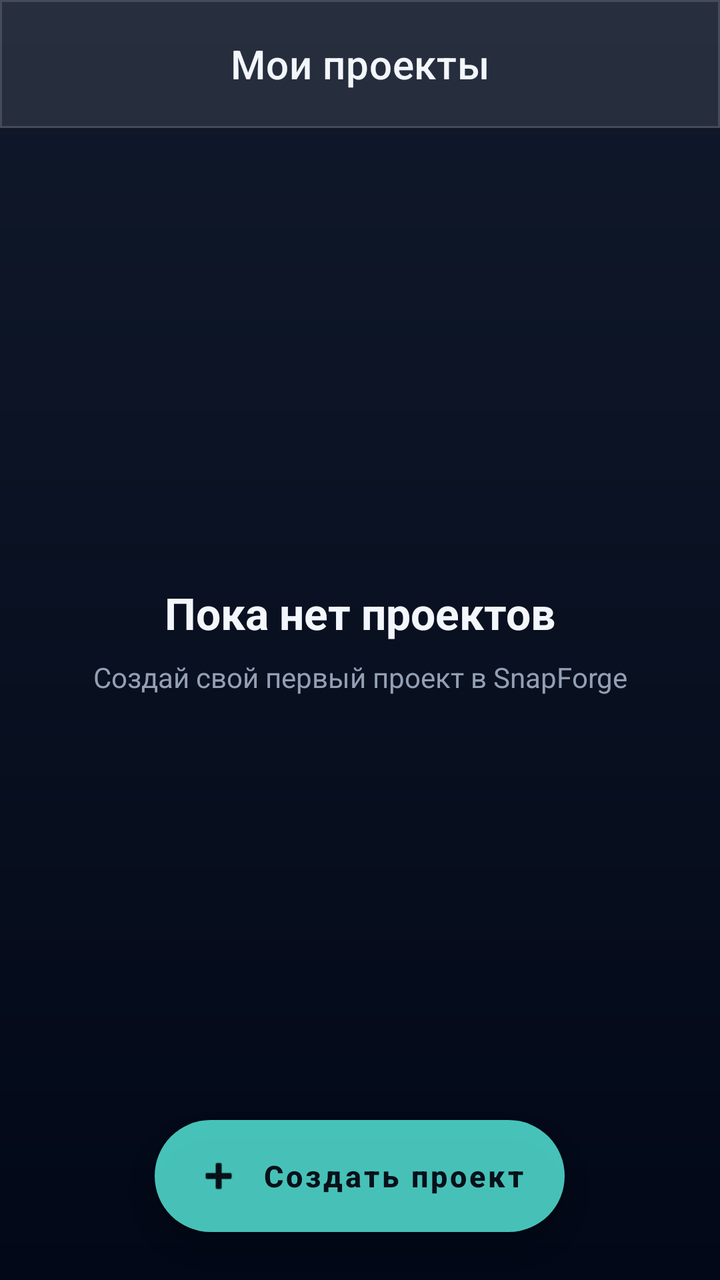
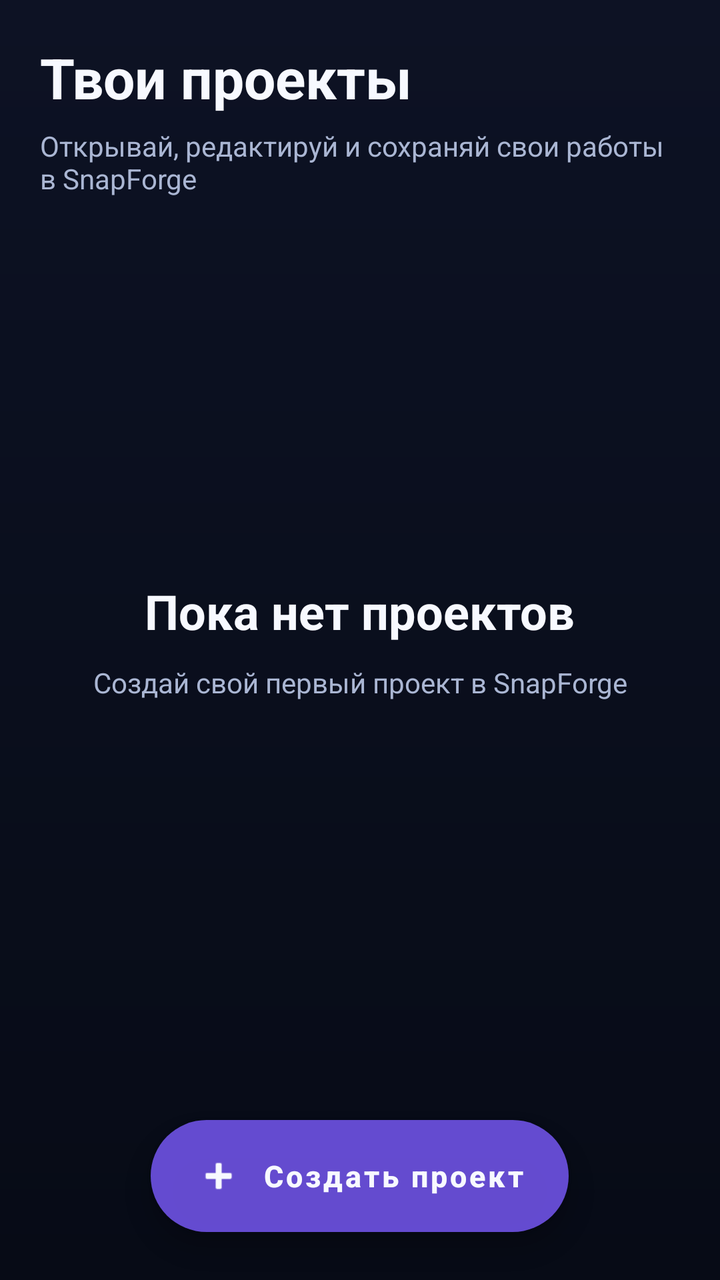

The first picture is an Android layout as it rendered before a commit; the second is the same layout after the commit. The layout source and the unified diff follow.
<!-- AndroidManifest.xml: application theme Theme.SnapForge -->
<!-- res/layout/activity_history.xml -->
<?xml version="1.0" encoding="utf-8"?>
<androidx.coordinatorlayout.widget.CoordinatorLayout xmlns:android="http://schemas.android.com/apk/res/android"
    xmlns:app="http://schemas.android.com/apk/res-auto"
    android:layout_width="match_parent"
    android:layout_height="match_parent"
    android:background="@drawable/bg_history_screen"
    android:fitsSystemWindows="false">

    <com.google.android.material.appbar.AppBarLayout
        android:id="@+id/appbar"
        android:layout_width="match_parent"
        android:layout_height="wrap_content"
        android:background="@drawable/bg_glass_topbar"
        android:paddingStart="8dp"
        android:paddingEnd="8dp"
        app:elevation="0dp"
        app:liftOnScroll="false">

        <com.google.android.material.appbar.MaterialToolbar
            android:id="@+id/historyTopBar"
            android:layout_width="match_parent"
            android:layout_height="64dp"
            android:background="@android:color/transparent"
            android:paddingStart="8dp"
            android:paddingEnd="8dp"
            app:navigationIconTint="@color/on_surface"
            app:title="@string/projects_title"
            app:titleCentered="true"
            app:titleTextColor="@color/on_surface" />

    </com.google.android.material.appbar.AppBarLayout>

    <androidx.recyclerview.widget.RecyclerView
        android:id="@+id/imageRecycler"
        android:layout_width="match_parent"
        android:layout_height="match_parent"
        android:clipToPadding="false"
        android:paddingTop="20dp"
        android:paddingBottom="104dp"
        app:layout_behavior="@string/appbar_scrolling_view_behavior" />

    <LinearLayout
        android:id="@+id/emptyView"
        android:layout_width="wrap_content"
        android:layout_height="wrap_content"
        android:layout_gravity="center"
        android:gravity="center"
        android:orientation="vertical"
        android:padding="24dp">

        <TextView
            android:id="@+id/emptyTitle"
            android:layout_width="wrap_content"
            android:layout_height="wrap_content"
            android:text="@string/empty_projects_title"
            android:textColor="@color/on_surface"
            android:textSize="22sp"
            android:textStyle="bold" />

        <TextView
            android:id="@+id/emptySubtitle"
            android:layout_width="wrap_content"
            android:layout_height="wrap_content"
            android:layout_marginTop="8dp"
            android:gravity="center"
            android:text="@string/empty_projects_subtitle"
            android:textColor="@color/on_surface_secondary"
            android:textSize="14sp" />
    </LinearLayout>

    <com.google.android.material.floatingactionbutton.ExtendedFloatingActionButton
        android:id="@+id/fabCreate"
        android:layout_width="wrap_content"
        android:layout_height="56dp"
        android:layout_gravity="bottom|center_horizontal"
        android:layout_marginStart="20dp"
        android:layout_marginEnd="20dp"
        android:layout_marginBottom="24dp"
        android:elevation="0dp"
        android:paddingStart="20dp"
        android:paddingEnd="20dp"
        android:text="@string/create_project"
        android:textAllCaps="false"
        android:textColor="@color/accent_text"
        android:textSize="15sp"
        android:textStyle="bold"
        app:backgroundTint="@color/accent_glass"
        app:cornerRadius="28dp"
        app:elevation="0dp"
        app:icon="@android:drawable/ic_input_add"
        app:iconPadding="10dp"
        app:iconTint="@color/accent_text" />

</androidx.coordinatorlayout.widget.CoordinatorLayout>
<!-- resources referenced by this layout -->
<resources>
  <color name="accent_glass">#CC59F1E1</color>
  <color name="accent_text">#071019</color>
  <color name="on_surface">#F3F6FB</color>
  <color name="on_surface_secondary">#93A0B4</color>
  <!-- drawable bg_glass_topbar (drawable) -->
  <?xml version="1.0" encoding="utf-8"?>
  <layer-list xmlns:android="http://schemas.android.com/apk/res/android">
  
      <item>
          <shape>
              <solid android:color="#18FFFFFF" />
          </shape>
      </item>
  
      <item android:bottom="0dp">
          <shape>
              <stroke
                  android:width="1dp"
                  android:color="#24FFFFFF" />
              <solid android:color="@android:color/transparent" />
          </shape>
      </item>
  
  </layer-list>
  <!-- drawable bg_history_screen (drawable) -->
  <?xml version="1.0" encoding="utf-8"?>
  <shape xmlns:android="http://schemas.android.com/apk/res/android">
      <gradient
          android:angle="270"
          android:startColor="@color/bg_top"
          android:endColor="@color/bg" />
  </shape>
  <string name="create_project">Создать проект</string>
  <string name="empty_projects_subtitle">Создай свой первый проект в SnapForge</string>
  <string name="empty_projects_title">Пока нет проектов</string>
  <string name="projects_title">Мои проекты</string>
  <style name="Theme.SnapForge" parent="Theme.MaterialComponents.DayNight.NoActionBar">
          <item name="android:statusBarColor">@android:color/transparent</item>
          <item name="android:navigationBarColor">@android:color/transparent</item>
          <item name="android:windowLightStatusBar">false</item>
          <item name="android:windowLightNavigationBar">false</item>
          <item name="colorPrimary">@color/primary</item>
          <item name="colorPrimaryVariant">@color/primary_dark</item>
          <item name="colorSecondary">@color/secondary</item>
          <item name="android:windowLayoutInDisplayCutoutMode">shortEdges</item>
          <item name="shapeAppearanceMediumComponent">@style/Shape.Medium</item>
          <item name="materialButtonStyle">@style/Widget.MG.Button</item>
          <item name="materialCardViewStyle">@style/Widget.MG.Card</item>
      </style>
  <color name="bg_top">#10192B</color>
  <color name="bg">#020817</color>
  <color name="primary">#2FE6D2</color>
  <color name="primary_dark">#1CCBB8</color>
  <color name="secondary">#93A0B4</color>
  <style name="Shape.Medium" parent="">
          <item name="cornerFamily">rounded</item>
          <item name="cornerSize">16dp</item>
      </style>
  <style name="Widget.MG.Button" parent="Widget.MaterialComponents.Button">
          <item name="cornerRadius">16dp</item>
          <item name="android:insetLeft">0dp</item>
          <item name="android:insetRight">0dp</item>
          <item name="android:minHeight">52dp</item>
      </style>
  <style name="Widget.MG.Card" parent="Widget.MaterialComponents.CardView">
          <item name="cardCornerRadius">16dp</item>
          <item name="cardUseCompatPadding">true</item>
          <item name="cardElevation">2dp</item>
      </style>
</resources>

<!-- the commit's change to res/layout/activity_history.xml (unified diff, before → after) -->
@@ -10,23 +10,45 @@
         android:id="@+id/appbar"
         android:layout_width="match_parent"
         android:layout_height="wrap_content"
-        android:background="@drawable/bg_glass_topbar"
-        android:paddingStart="8dp"
-        android:paddingEnd="8dp"
+        android:background="@android:color/transparent"
+        android:paddingStart="12dp"
+        android:paddingTop="8dp"
+        android:paddingEnd="12dp"
         app:elevation="0dp"
         app:liftOnScroll="false">
 
-        <com.google.android.material.appbar.MaterialToolbar
-            android:id="@+id/historyTopBar"
+        <LinearLayout
             android:layout_width="match_parent"
-            android:layout_height="64dp"
-            android:background="@android:color/transparent"
-            android:paddingStart="8dp"
-            android:paddingEnd="8dp"
-            app:navigationIconTint="@color/on_surface"
-            app:title="@string/projects_title"
-            app:titleCentered="true"
-            app:titleTextColor="@color/on_surface" />
+            android:layout_height="wrap_content"
+            android:layout_marginTop="8dp"
+            android:orientation="vertical">
+
+
+            <LinearLayout
+                android:layout_width="match_parent"
+                android:layout_height="wrap_content"
+                android:layout_marginTop="4dp"
+                android:orientation="vertical"
+                android:paddingStart="8dp"
+                android:paddingEnd="8dp">
+
+                <TextView
+                    android:layout_width="wrap_content"
+                    android:layout_height="wrap_content"
+                    android:text="Твои проекты"
+                    android:textColor="@color/text_primary"
+                    android:textSize="28sp"
+                    android:textStyle="bold" />
+
+                <TextView
+                    android:layout_width="wrap_content"
+                    android:layout_height="wrap_content"
+                    android:layout_marginTop="6dp"
+                    android:text="Открывай, редактируй и сохраняй свои работы в SnapForge"
+                    android:textColor="@color/text_secondary"
+                    android:textSize="14sp" />
+            </LinearLayout>
+        </LinearLayout>
 
     </com.google.android.material.appbar.AppBarLayout>
 
@@ -35,8 +57,8 @@
         android:layout_width="match_parent"
         android:layout_height="match_parent"
         android:clipToPadding="false"
-        android:paddingTop="20dp"
-        android:paddingBottom="104dp"
+        android:paddingTop="12dp"
+        android:paddingBottom="112dp"
         app:layout_behavior="@string/appbar_scrolling_view_behavior" />
 
     <LinearLayout
@@ -46,25 +68,25 @@
         android:layout_gravity="center"
         android:gravity="center"
         android:orientation="vertical"
-        android:padding="24dp">
+        android:padding="28dp">
 
         <TextView
             android:id="@+id/emptyTitle"
             android:layout_width="wrap_content"
             android:layout_height="wrap_content"
             android:text="@string/empty_projects_title"
-            android:textColor="@color/on_surface"
-            android:textSize="22sp"
+            android:textColor="@color/text_primary"
+            android:textSize="24sp"
             android:textStyle="bold" />
 
         <TextView
             android:id="@+id/emptySubtitle"
             android:layout_width="wrap_content"
             android:layout_height="wrap_content"
-            android:layout_marginTop="8dp"
+            android:layout_marginTop="10dp"
             android:gravity="center"
             android:text="@string/empty_projects_subtitle"
-            android:textColor="@color/on_surface_secondary"
+            android:textColor="@color/text_secondary"
             android:textSize="14sp" />
     </LinearLayout>
 
@@ -77,8 +99,8 @@
         android:layout_marginEnd="20dp"
         android:layout_marginBottom="24dp"
         android:elevation="0dp"
-        android:paddingStart="20dp"
-        android:paddingEnd="20dp"
+        android:paddingStart="22dp"
+        android:paddingEnd="22dp"
         android:text="@string/create_project"
         android:textAllCaps="false"
         android:textColor="@color/accent_text"
<!-- resource entries referenced after the edit -->
@@ -1,29 +1,9 @@
 <!-- resources referenced by this layout -->
 <resources>
-  <color name="accent_glass">#CC59F1E1</color>
-  <color name="accent_text">#071019</color>
-  <color name="on_surface">#F3F6FB</color>
-  <color name="on_surface_secondary">#93A0B4</color>
-  <!-- drawable bg_glass_topbar (drawable) -->
-  <?xml version="1.0" encoding="utf-8"?>
-  <layer-list xmlns:android="http://schemas.android.com/apk/res/android">
-  
-      <item>
-          <shape>
-              <solid android:color="#18FFFFFF" />
-          </shape>
-      </item>
-  
-      <item android:bottom="0dp">
-          <shape>
-              <stroke
-                  android:width="1dp"
-                  android:color="#24FFFFFF" />
-              <solid android:color="@android:color/transparent" />
-          </shape>
-      </item>
-  
-  </layer-list>
+  <color name="accent_glass">#CC7C5CFF</color>
+  <color name="accent_text">#F7F9FF</color>
+  <color name="text_primary">#F7F9FF</color>
+  <color name="text_secondary">#AAB6D3</color>
   <!-- drawable bg_history_screen (drawable) -->
   <?xml version="1.0" encoding="utf-8"?>
   <shape xmlns:android="http://schemas.android.com/apk/res/android">
@@ -35,7 +15,6 @@
   <string name="create_project">Создать проект</string>
   <string name="empty_projects_subtitle">Создай свой первый проект в SnapForge</string>
   <string name="empty_projects_title">Пока нет проектов</string>
-  <string name="projects_title">Мои проекты</string>
   <style name="Theme.SnapForge" parent="Theme.MaterialComponents.DayNight.NoActionBar">
           <item name="android:statusBarColor">@android:color/transparent</item>
           <item name="android:navigationBarColor">@android:color/transparent</item>
@@ -49,11 +28,11 @@
           <item name="materialButtonStyle">@style/Widget.MG.Button</item>
           <item name="materialCardViewStyle">@style/Widget.MG.Card</item>
       </style>
-  <color name="bg_top">#10192B</color>
-  <color name="bg">#020817</color>
-  <color name="primary">#2FE6D2</color>
-  <color name="primary_dark">#1CCBB8</color>
-  <color name="secondary">#93A0B4</color>
+  <color name="bg_top">#0D1224</color>
+  <color name="bg">#070B16</color>
+  <color name="primary">#7C5CFF</color>
+  <color name="primary_dark">#6547E8</color>
+  <color name="secondary">#38D6FF</color>
   <style name="Shape.Medium" parent="">
           <item name="cornerFamily">rounded</item>
           <item name="cornerSize">16dp</item>
